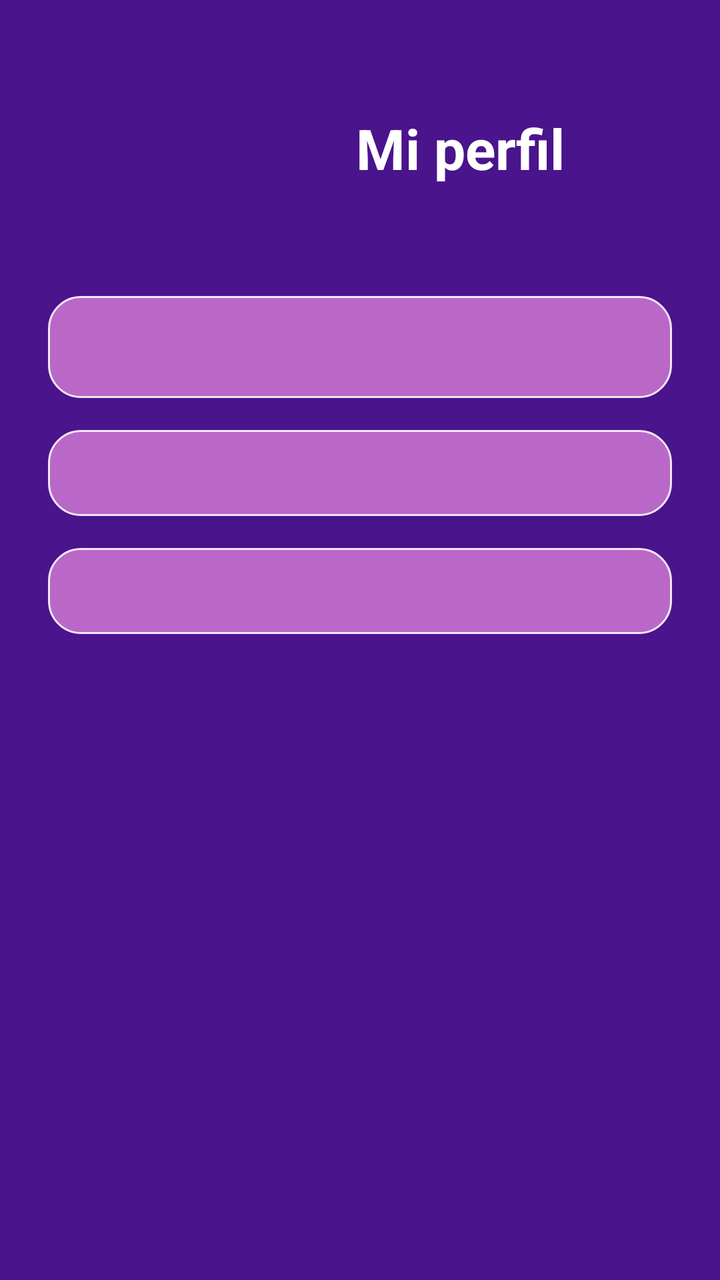
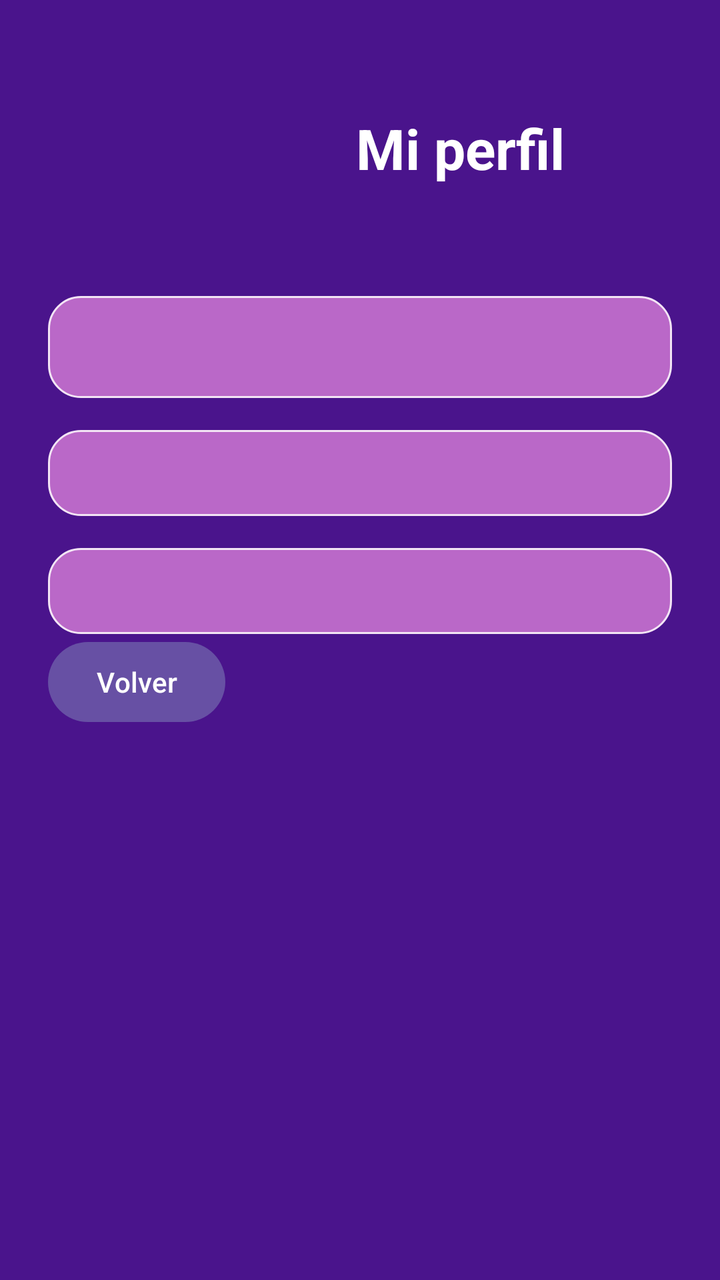

Before-and-after screenshots of an Android layout around one commit, followed by the original layout XML and the change that was made.
<!-- AndroidManifest.xml: application theme Theme.V1_Tasca3 -->
<!-- res/layout/manual_formulario.xml -->
<?xml version="1.0" encoding="utf-8"?>
<LinearLayout xmlns:android="http://schemas.android.com/apk/res/android"
    android:layout_width="match_parent"
    android:layout_height="match_parent"
    android:orientation="vertical"
    android:background="#4A148C"
    android:padding="24dp">
    

    <LinearLayout
        android:layout_width="match_parent"
        android:layout_height="wrap_content"
        android:orientation="horizontal"
        android:gravity="center_vertical"
        android:layout_marginBottom="24dp">

        <ImageView
            android:id="@+id/ivPerfil"
            android:layout_width="100dp"
            android:layout_height="100dp"
            android:scaleType="centerCrop" />

        <TextView
            android:layout_width="match_parent"
            android:layout_height="wrap_content"
            android:text="Mi perfil"
            android:textColor="#FFFFFF"
            android:textSize="28sp"
            android:textStyle="bold"
            android:gravity="center" />
    </LinearLayout>

    <TextView
        android:id="@+id/tvNombre"
        android:layout_width="match_parent"
        android:layout_height="wrap_content"
        android:background="@drawable/bg_campo"
        android:textColor="#FFFFFF"
        android:textSize="20sp"
        android:textStyle="bold"
        android:layout_marginBottom="16dp" />

    <TextView
        android:id="@+id/tvCorreo"
        android:layout_width="match_parent"
        android:layout_height="wrap_content"
        android:background="@drawable/bg_campo"
        android:textColor="#FFFFFF"
        android:layout_marginBottom="16dp" />

    <TextView
        android:id="@+id/tvBio"
        android:layout_width="match_parent"
        android:layout_height="wrap_content"
        android:background="@drawable/bg_campo"
        android:textColor="#FFFFFF" />
</LinearLayout>
<!-- resources referenced by this layout -->
<resources>
  <!-- drawable bg_campo (drawable) -->
  <?xml version="1.0" encoding="utf-8"?>
  <shape xmlns:android="http://schemas.android.com/apk/res/android"
      android:shape="rectangle">
  
      <solid android:color="#BA68C8" />
      <stroke android:width="1dp" android:color="#F3E5F5" />
      <corners android:radius="16dp" />
      <padding android:left="12dp" android:top="12dp"
          android:right="12dp" android:bottom="12dp" />
  </shape>
  
      
  <style name="Theme.V1_Tasca3" parent="Base.Theme.V1_Tasca3" />
  <style name="Base.Theme.V1_Tasca3" parent="Theme.Material3.DayNight.NoActionBar">
          
          
      </style>
</resources>

<!-- the commit's change to res/layout/manual_formulario.xml (unified diff, before → after) -->
@@ -2,17 +2,17 @@
 <LinearLayout xmlns:android="http://schemas.android.com/apk/res/android"
     android:layout_width="match_parent"
     android:layout_height="match_parent"
+    android:background="#4A148C"
     android:orientation="vertical"
-    android:background="#4A148C"
     android:padding="24dp">
     
 
     <LinearLayout
         android:layout_width="match_parent"
         android:layout_height="wrap_content"
-        android:orientation="horizontal"
+        android:layout_marginBottom="24dp"
         android:gravity="center_vertical"
-        android:layout_marginBottom="24dp">
+        android:orientation="horizontal">
 
         <ImageView
             android:id="@+id/ivPerfil"
@@ -23,30 +23,30 @@
         <TextView
             android:layout_width="match_parent"
             android:layout_height="wrap_content"
+            android:gravity="center"
             android:text="Mi perfil"
             android:textColor="#FFFFFF"
             android:textSize="28sp"
-            android:textStyle="bold"
-            android:gravity="center" />
+            android:textStyle="bold" />
     </LinearLayout>
 
     <TextView
         android:id="@+id/tvNombre"
         android:layout_width="match_parent"
         android:layout_height="wrap_content"
+        android:layout_marginBottom="16dp"
         android:background="@drawable/bg_campo"
         android:textColor="#FFFFFF"
         android:textSize="20sp"
-        android:textStyle="bold"
-        android:layout_marginBottom="16dp" />
+        android:textStyle="bold" />
 
     <TextView
         android:id="@+id/tvCorreo"
         android:layout_width="match_parent"
         android:layout_height="wrap_content"
+        android:layout_marginBottom="16dp"
         android:background="@drawable/bg_campo"
-        android:textColor="#FFFFFF"
-        android:layout_marginBottom="16dp" />
+        android:textColor="#FFFFFF" />
 
     <TextView
         android:id="@+id/tvBio"
@@ -54,4 +54,10 @@
         android:layout_height="wrap_content"
         android:background="@drawable/bg_campo"
         android:textColor="#FFFFFF" />
+
+    <Button
+        android:id="@+id/btn_volver"
+        android:layout_width="wrap_content"
+        android:layout_height="wrap_content"
+        android:text="Volver" />
 </LinearLayout>
